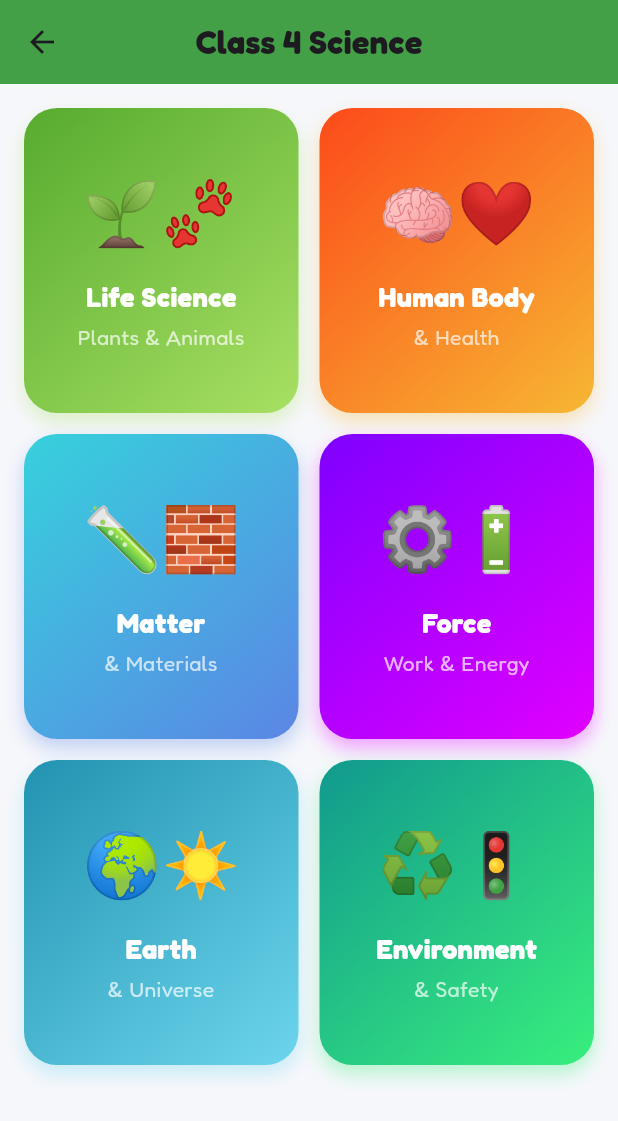
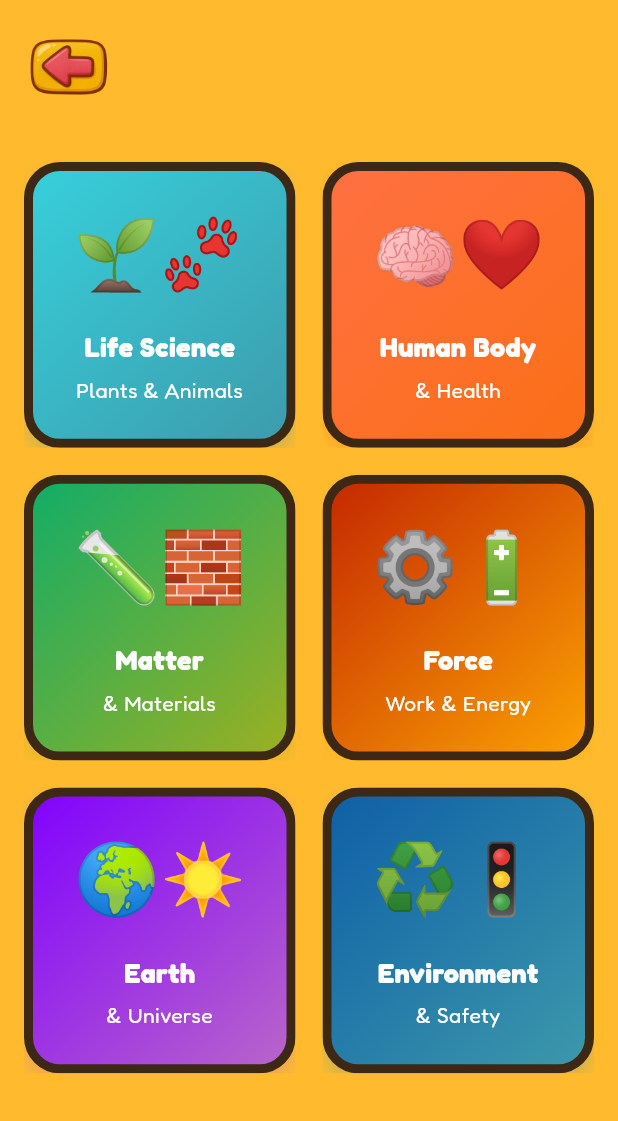
Before and after one commit to argadenil/zinzy, a Flutter app: the ScienceScreen screen opened directly, on a phone screen of 412 x 824 dp. Shown: the top 1121 px of the screen. Run offline on Flutter 3.47's test engine with Material 3 defaults, Android fonts, the light colour scheme and no system bars; our stand-ins replace audioplayers, camera, confetti, flutter_tts, google_fonts, lottie and 2 more; missing offline and left inert: flutter_3d_controller, hand_landmarker.

Commit message:
changes added

```diff
--- a/lib/screens/science/science_screen.dart
+++ b/lib/screens/science/science_screen.dart
@@ -3,61 +3,85 @@ import 'package:flutter/material.dart';
 class ScienceScreen extends StatelessWidget {
   const ScienceScreen({super.key});
 
-  @override
-  Widget build(BuildContext context) {
-    return Scaffold(
-      backgroundColor: const Color(0xFFF6F7FB),
-      appBar: AppBar(
-        title: const Text(
-          "Class 4 Science",
-          style: TextStyle(fontWeight: FontWeight.bold),
-        ),
-        centerTitle: true,
-        backgroundColor: Colors.green.shade600,
-      ),
-      body: Padding(
-        padding: const EdgeInsets.all(16),
-        child: GridView.count(
-          crossAxisCount: 2,
-          crossAxisSpacing: 14,
-          mainAxisSpacing: 14,
-          childAspectRatio: 0.9,
-          children: const [
-            UnitCard(
+  static final List<ScienceUnit> _units = [
+    ScienceUnit(
       title: "Life Science",
       subtitle: "Plants & Animals",
       icon: "🌱🐾",
-              colors: [Color(0xFF56AB2F), Color(0xFFA8E063)],
+      colors: AppGradients.ocean,
     ),
-            UnitCard(
+    ScienceUnit(
       title: "Human Body",
       subtitle: "& Health",
       icon: "🧠❤️",
-              colors: [Color(0xFFFC4A1A), Color(0xFFF7B733)],
+      colors: AppGradients.sunset,
     ),
-            UnitCard(
+    ScienceUnit(
       title: "Matter",
       subtitle: "& Materials",
       icon: "🧪🧱",
-              colors: [Color(0xFF36D1DC), Color(0xFF5B86E5)],
+      colors: AppGradients.leaf,
     ),
-            UnitCard(
+    ScienceUnit(
       title: "Force",
       subtitle: "Work & Energy",
       icon: "⚙️🔋",
-              colors: [Color(0xFF7F00FF), Color(0xFFE100FF)],
+      colors: AppGradients.fire,
     ),
-            UnitCard(
+    ScienceUnit(
       title: "Earth",
       subtitle: "& Universe",
       icon: "🌍☀️",
-              colors: [Color(0xFF2193B0), Color(0xFF6DD5ED)],
+      colors: AppGradients.space,
     ),
-            UnitCard(
+    ScienceUnit(
       title: "Environment",
       subtitle: "& Safety",
       icon: "♻️🚦",
-              colors: [Color(0xFF11998E), Color(0xFF38EF7D)],
+      colors: AppGradients.sky,
+    ),
+  ];
+
+  @override
+  Widget build(BuildContext context) {
+    final isTablet = MediaQuery.of(context).size.width > 600;
+
+    return Scaffold(
+      backgroundColor: const Color(0xFFFFBB2D),
+      body: SafeArea(
+        child: Column(
+          children: [
+            /// 🔙 BACK BUTTON
+            Padding(
+              padding: const EdgeInsets.all(16),
+              child: Align(
+                alignment: Alignment.centerLeft,
+                child: GestureDetector(
+                  onTap: () => Navigator.pop(context),
+                  child: Image.asset(
+                    "assets/images/back_button.webp",
+                    width: 60,
+                    height: 60,
+                  ),
+                ),
+              ),
+            ),
+
+            /// 🧪 GRID
+            Expanded(
+              child: GridView.builder(
+                padding: const EdgeInsets.all(16),
+                itemCount: _units.length,
+                gridDelegate: SliverGridDelegateWithFixedCrossAxisCount(
+                  crossAxisCount: isTablet ? 3 : 2,
+                  mainAxisSpacing: 18,
+                  crossAxisSpacing: 18,
+                  childAspectRatio: 0.95,
+                ),
+                itemBuilder: (context, index) {
+                  return UnitCard(unit: _units[index]);
+                },
+              ),
             ),
           ],
         ),
@@ -66,77 +90,97 @@ class ScienceScreen extends StatelessWidget {
   }
 }
 
-/// --------------------------------------------------
-/// 🔹 UNIT CARD WIDGET
-/// --------------------------------------------------
+////////////////////////////////////////////////////////
+/// 🎨 GRADIENT PALETTE
+////////////////////////////////////////////////////////
+class AppGradients {
+  static const sky = [Color(0xff0d5ea6), Color(0xff3d9aab)];
+  static const sunset = [Color(0xffFF7043), Color(0xfffa6f15)];
+  static const leaf = [Color(0xff0ead69), Color(0xff9fb020)];
+  static const fire = [Color(0xffc32501), Color(0xfffda503)];
+  static const space = [Color(0xff7F00FF), Color(0xffBA68C8)];
+  static const ocean = [Color(0xff36D1DC), Color(0xff3d9aab)];
+}
+
+////////////////////////////////////////////////////////
+/// 🧩 UNIT CARD (NO ANIMATION)
+////////////////////////////////////////////////////////
 class UnitCard extends StatelessWidget {
-  final String title;
-  final String subtitle;
-  final String icon;
-  final List<Color> colors;
+  final ScienceUnit unit;
 
-  const UnitCard({
-    super.key,
-    required this.title,
-    required this.subtitle,
-    required this.icon,
-    required this.colors,
-  });
+  const UnitCard({super.key, required this.unit});
 
   @override
   Widget build(BuildContext context) {
-    return GestureDetector(
+    return Material(
+      color: Colors.transparent,
+      borderRadius: BorderRadius.circular(24),
+      child: InkWell(
+        borderRadius: BorderRadius.circular(24),
         onTap: () {
-        // TODO: Navigate to unit detail screen
+          // TODO: Navigate to subtopic screen
         },
-      child: Container(
+        child: Ink(
           decoration: BoxDecoration(
             gradient: LinearGradient(
-            colors: colors,
+              colors: unit.colors,
               begin: Alignment.topLeft,
               end: Alignment.bottomRight,
             ),
-          borderRadius: BorderRadius.circular(22),
+            borderRadius: BorderRadius.circular(24),
+            border: Border.all(color: const Color(0xff3c2815), width: 6),
             boxShadow: [
               BoxShadow(
-              color: colors.last.withOpacity(0.35),
+                color: unit.colors.last.withOpacity(0.25),
                 blurRadius: 10,
                 offset: const Offset(0, 6),
               ),
             ],
           ),
           child: Padding(
-          padding: const EdgeInsets.all(16),
+            padding: const EdgeInsets.all(20),
             child: Column(
               mainAxisAlignment: MainAxisAlignment.center,
               children: [
+                Text(unit.icon, style: const TextStyle(fontSize: 46)),
+                const SizedBox(height: 16),
                 Text(
-                icon,
-                style: const TextStyle(fontSize: 42),
-              ),
-              const SizedBox(height: 12),
-              Text(
-                title,
+                  unit.title,
                   textAlign: TextAlign.center,
                   style: const TextStyle(
                     fontSize: 18,
-                  fontWeight: FontWeight.bold,
+                    fontWeight: FontWeight.w800,
                     color: Colors.white,
                   ),
                 ),
-              const SizedBox(height: 4),
+                const SizedBox(height: 6),
                 Text(
-                subtitle,
+                  unit.subtitle,
                   textAlign: TextAlign.center,
-                style: const TextStyle(
-                  fontSize: 14,
-                  color: Colors.white70,
-                ),
+                  style: const TextStyle(fontSize: 14, color: Colors.white),
                 ),
               ],
+            ),
           ),
         ),
       ),
     );
   }
 }
+
+////////////////////////////////////////////////////////
+/// 📦 DATA MODEL
+////////////////////////////////////////////////////////
+class ScienceUnit {
+  final String title;
+  final String subtitle;
+  final String icon;
+  final List<Color> colors;
+
+  const ScienceUnit({
+    required this.title,
+    required this.subtitle,
+    required this.icon,
+    required this.colors,
+  });
+}
```
Lines whose indentation alone changed are shown as unchanged.
